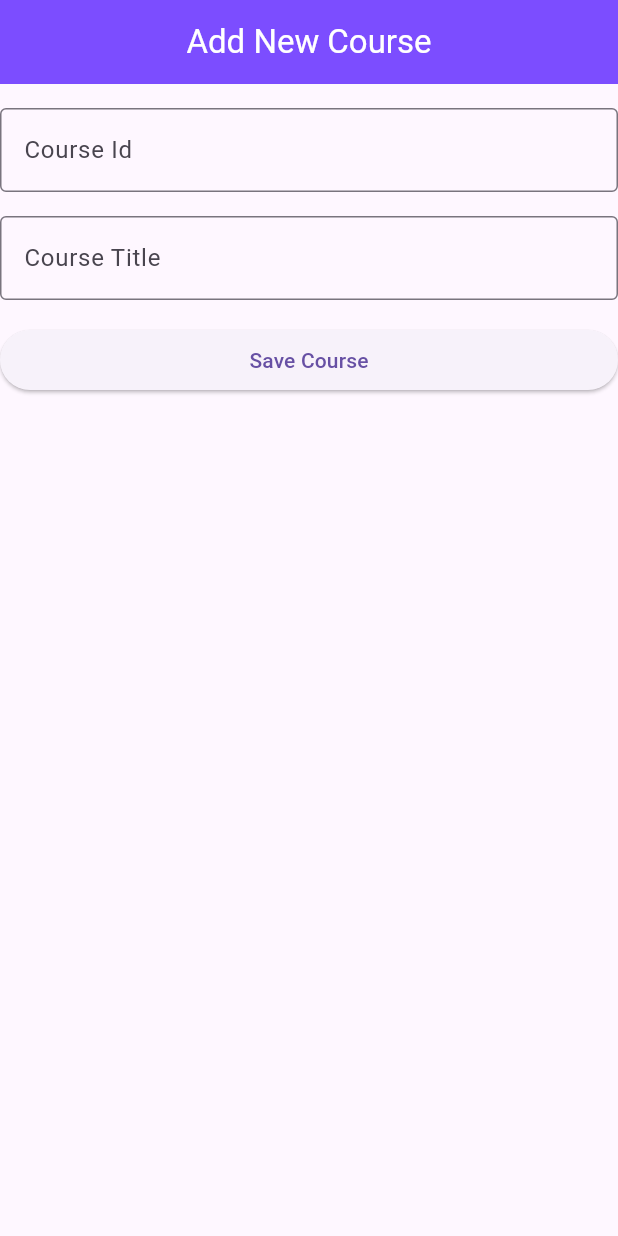
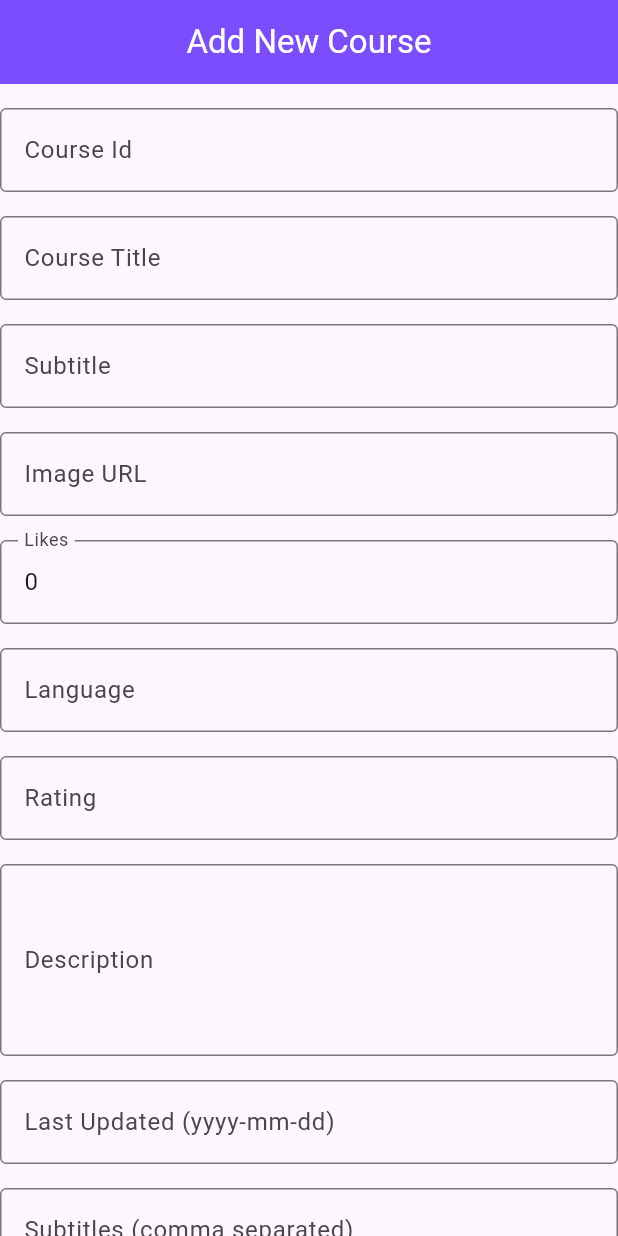
Before and after one commit to SumeetWajpe/Flutter_June_2026, a Flutter app: the screen it shows after launch, on a phone screen of 412 x 824 dp. Run offline on Flutter 3.47's test engine with Material 3 defaults, Android fonts, the phone set to English and light mode, and no system bars.

Commit message:
✨ Using Provider.of() in NewCourse Widget

```diff
--- a/flutterdemy_basics/lib/models/courselist_changenotifier_mode.dart
+++ b/flutterdemy_basics/lib/models/courselist_changenotifier_mode.dart
@@ -62,4 +62,9 @@ class CourseListNotifier extends ChangeNotifier {
     listofcourses.removeAt(index);
     notifyListeners();
   }
+
+  void addnewCourse(CourseModel newCourse) {
+    // add the course to listofcourses
+    print(newCourse.title);
+  }
 }
--- a/flutterdemy_basics/lib/screens/add_new_course.dart
+++ b/flutterdemy_basics/lib/screens/add_new_course.dart
@@ -1,4 +1,7 @@
 import 'package:flutter/material.dart';
+import 'package:flutterdemy_basics/models/course_model.dart';
+import 'package:flutterdemy_basics/models/courselist_changenotifier_mode.dart';
+import 'package:provider/provider.dart';
 
 class AddNewCourse extends StatefulWidget {
   const AddNewCourse({super.key});
@@ -9,8 +12,20 @@ class AddNewCourse extends StatefulWidget {
 
 class _AddNewCourseState extends State<AddNewCourse> {
   final GlobalKey<FormState> _formKey = GlobalKey<FormState>();
+  String? _title;
+  String? _subtitle;
+  String? _imageUrl;
+  String? _description;
+  String? _language;
+  DateTime? _lastUpdated;
+  String? _subTitles;
+  String? _trainer;
+
   int _id = 0;
-  String? _title;
+  int? _likes;
+  int? _rating;
+
+  List<String> _subtitlesList = [];
 
   Widget _buildIdField() {
     return TextFormField(
@@ -33,6 +48,12 @@ class _AddNewCourseState extends State<AddNewCourse> {
         labelText: "Course Title",
         border: OutlineInputBorder(),
       ),
+      validator: (value) {
+        if (value == null || value.isEmpty) {
+          return "Please enter a value.";
+        }
+        return null;
+      },
       onSaved: (value) {
         if (value != null && value.isNotEmpty) {
           _title = (value);
@@ -41,9 +62,140 @@ class _AddNewCourseState extends State<AddNewCourse> {
     );
   }
 
+  Widget _buildSubtitleField() {
+    return TextFormField(
+      decoration: const InputDecoration(
+        labelText: 'Subtitle',
+        border: OutlineInputBorder(),
+      ),
+      onSaved: (value) {
+        _subtitle = value;
+      },
+    );
+  }
+
+  Widget _buildLikesField() {
+    return TextFormField(
+      decoration: const InputDecoration(
+        labelText: 'Likes',
+        border: OutlineInputBorder(),
+      ),
+      keyboardType: TextInputType.number,
+      initialValue: '0',
+      onSaved: (value) {
+        _likes = int.tryParse(value ?? '0') ?? 0;
+      },
+    );
+  }
+
+  Widget _buildImageUrlField() {
+    return TextFormField(
+      decoration: const InputDecoration(
+        labelText: 'Image URL',
+        border: OutlineInputBorder(),
+      ),
+      onSaved: (value) {
+        _imageUrl = value;
+      },
+    );
+  }
+
+  Widget _buildDescriptionField() {
+    return TextFormField(
+      decoration: const InputDecoration(
+        labelText: 'Description',
+        border: OutlineInputBorder(),
+      ),
+      maxLines: 4,
+      onSaved: (value) {
+        _description = value;
+      },
+    );
+  }
+
+  Widget _buildRatingField() {
+    return TextFormField(
+      decoration: const InputDecoration(
+        labelText: 'Rating',
+        border: OutlineInputBorder(),
+      ),
+      keyboardType: TextInputType.number,
+      onSaved: (value) {
+        if (value != null && value.isNotEmpty) {
+          _rating = int.tryParse(value);
+        }
+      },
+    );
+  }
+
+  Widget _buildLanguageField() {
+    return TextFormField(
+      decoration: const InputDecoration(
+        labelText: 'Language',
+        border: OutlineInputBorder(),
+      ),
+      onSaved: (value) {
+        _language = value;
+      },
+    );
+  }
+
+  Widget _buildSubtitlesField() {
+    return TextFormField(
+      decoration: const InputDecoration(
+        labelText: 'Subtitles (comma separated)',
+        border: OutlineInputBorder(),
+      ),
+      onSaved: (value) {
+        _subTitles = value;
+        _subtitlesList = value!
+            .split(',')
+            .map((subtitle) => subtitle.trim())
+            .where((subtitle) => subtitle.isNotEmpty)
+            .toList();
+      },
+    );
+  }
+
+  Widget _buildLastUpdatedField() {
+    return TextFormField(
+      decoration: const InputDecoration(
+        labelText: 'Last Updated (yyyy-mm-dd)',
+        border: OutlineInputBorder(),
+      ),
+      onSaved: (value) {
+        if (value != null && value.isNotEmpty) {
+          _lastUpdated = DateTime.tryParse(value);
+        }
+      },
+    );
+  }
+
   void _saveCourse() {
+    if (!_formKey.currentState!.validate()) {
+      return;
+    }
+
     _formKey.currentState!.save();
-    print("$_id , $_title");
+
+    final newCourse = CourseModel(
+      _id,
+      _title,
+      _subtitle,
+      _likes,
+      _imageUrl,
+      _description,
+      _rating,
+      _lastUpdated,
+      _language,
+      _subtitlesList,
+      _trainer,
+    );
+
+    Provider.of<CourseListNotifier>(
+      context,
+      listen: false,
+    ).addnewCourse(newCourse);
   }
 
   @override
@@ -63,10 +215,26 @@ class _AddNewCourseState extends State<AddNewCourse> {
           child: Column(
             children: <Widget>[
               const SizedBox(height: 16),
+
               _buildIdField(),
               const SizedBox(height: 16),
-
               _buildTitleField(),
+              const SizedBox(height: 16),
+              _buildSubtitleField(),
+              const SizedBox(height: 16),
+              _buildImageUrlField(),
+              const SizedBox(height: 16),
+              _buildLikesField(),
+              const SizedBox(height: 16),
+              _buildLanguageField(),
+              const SizedBox(height: 16),
+              _buildRatingField(),
+              const SizedBox(height: 16),
+              _buildDescriptionField(),
+              const SizedBox(height: 16),
+              _buildLastUpdatedField(),
+              const SizedBox(height: 16),
+              _buildSubtitlesField(),
               const SizedBox(height: 16),
 
               SizedBox(
```
